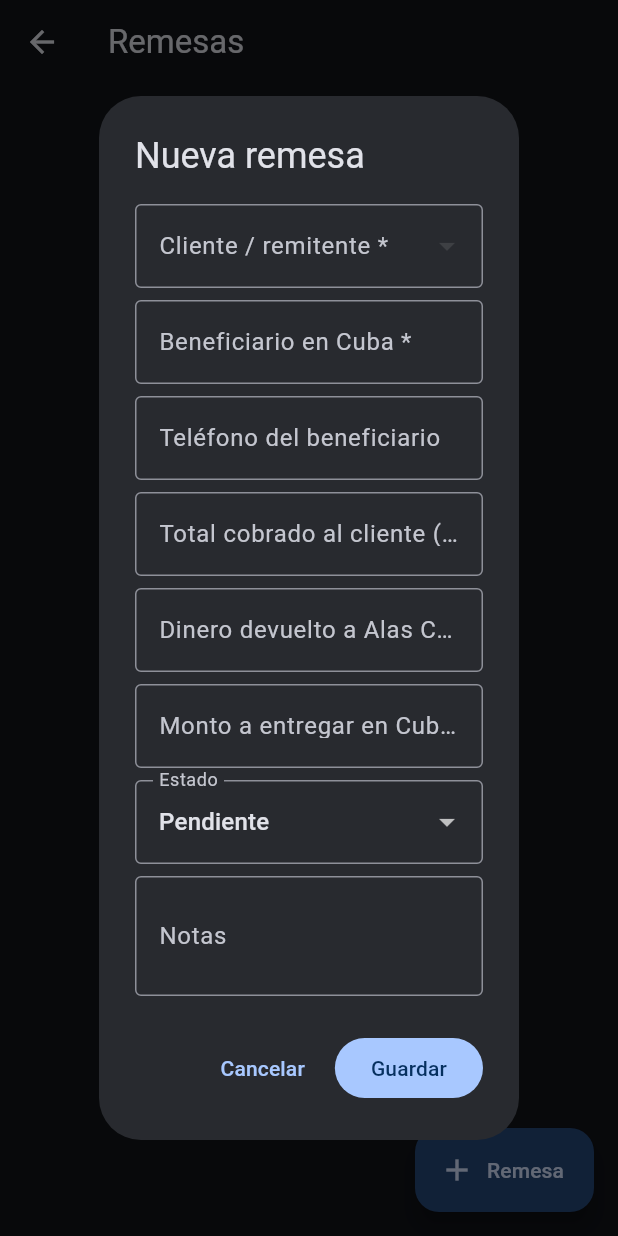
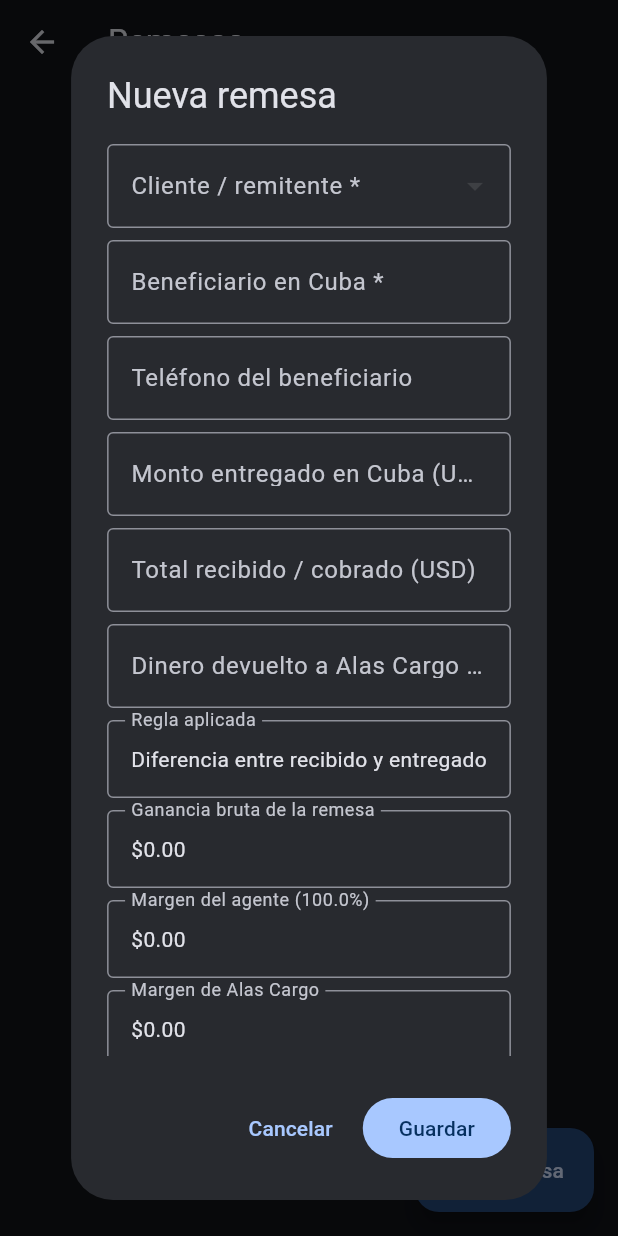
Before and after one commit to angeljo0801/Negocio, a Flutter app: the RemittancesPage screen opened directly, after a tap on "Remesa", on a phone screen of 412 x 824 dp. Run offline on Flutter 3.47's test engine with Material 3 defaults, Android fonts, the light colour scheme and no system bars; our stand-ins replace cross_file, file_picker, flutter_secure_storage, image_picker, pdf, share_plus and 1 more; missing offline and left inert: google_mlkit_text_recognition, mobile_scanner; accounts and stored records are empty.

Commit message:
Configurar reparto flexible de ganancias en remesas

```diff
--- a/paqueteria_agentes/lib/main.dart
+++ b/paqueteria_agentes/lib/main.dart
@@ -46,14 +46,17 @@ class Store {
   static Future<Map<String,dynamic>> settings() async {
     final p=await SharedPreferences.getInstance();
     final raw=p.getString('agent_settings');
-    if(raw==null)return {'agentName':'','phone':'','defaultClientRate':6.0};
+    if(raw==null)return {'agentName':'','phone':'','defaultClientRate':6.0,'remittanceThreshold':100.0,'remittanceFlatFee':10.0,'remittanceAgentSharePct':100.0};
     try{
       final m=Map<String,dynamic>.from(jsonDecode(raw) as Map);
       m.putIfAbsent('agentName',()=> '');
       m.putIfAbsent('phone',()=> '');
       m.putIfAbsent('defaultClientRate',()=>6.0);
+      m.putIfAbsent('remittanceThreshold',()=>100.0);
+      m.putIfAbsent('remittanceFlatFee',()=>10.0);
+      m.putIfAbsent('remittanceAgentSharePct',()=>100.0);
       return m;
-    }catch(_){return {'agentName':'','phone':'','defaultClientRate':6.0};}
+    }catch(_){return {'agentName':'','phone':'','defaultClientRate':6.0,'remittanceThreshold':100.0,'remittanceFlatFee':10.0,'remittanceAgentSharePct':100.0};}
   }
   static Future<void> saveSettings(Map<String,dynamic> m) async {
     final p=await SharedPreferences.getInstance();
@@ -66,6 +69,9 @@ double numv(dynamic v)=>double.tryParse('${v??''}'.replaceAll(',','').replaceAll
 String money(num v)=>'\$${v.toStringAsFixed(2)}';
 String today(){final d=DateTime.now();return '${d.year}-${d.month.toString().padLeft(2,'0')}-${d.day.toString().padLeft(2,'0')}';}
 double remittanceReturned(Map<String,dynamic> e)=>numv(e['returnedToAlasCargo']??e['ownerDue']);
+double remittanceGrossProfit(Map<String,dynamic> e){if(e.containsKey('grossProfit'))return numv(e['grossProfit']);return remittanceReturned(e)-numv(e['cupAmount']);}
+double remittanceAgentMargin(Map<String,dynamic> e){if(e.containsKey('agentMargin'))return numv(e['agentMargin']);return remittanceGrossProfit(e);}
+double remittanceAlasMargin(Map<String,dynamic> e){if(e.containsKey('alasCargoMargin'))return numv(e['alasCargoMargin']);return remittanceGrossProfit(e)-remittanceAgentMargin(e);}
 List<Map<String,dynamic>> active(List<Map<String,dynamic>> r)=>r.where((e)=>e['deleted']!=true).toList();
 String clientName(List<Map<String,dynamic>> cs,String? id)=>cs.where((e)=>'${e['id']}'=='${id??''}').map((e)=>'${e['name']}').firstOrNull??'Sin cliente';
 
@@ -128,7 +134,7 @@ class _DashboardPageState extends State<DashboardPage>{
   double get balanceToOwner=>shippingOwnerDue+orderOwnerDue-remittancesLiquidated-settled;
   double get shippingMargin=>shippingClient-shippingOwnerDue;
   double get orderMargin=>orders.fold(0,(a,e)=>a+(numv(e['clientTotal'])-numv(e['storeCost'])));
-  double get remitMargin=>remittances.fold(0,(a,e)=>a+(remittanceReturned(e)-numv(e['cupAmount'])));
+  double get remitMargin=>remittances.fold(0,(a,e)=>a+remittanceAgentMargin(e));
   @override Widget build(BuildContext context){
     if(loading)return const Scaffold(body:Center(child:CircularProgressIndicator()));
     return Scaffold(
@@ -266,19 +272,31 @@ class _RemittancesPageState extends State<RemittancesPage>{
   List<Map<String,dynamic>>rows=[],clients=[];@override void initState(){super.initState();load();}
   Future<void>load()async{final r=await Future.wait([Store.list('remittances'),Store.list('clients')]);rows=active(r[0]);clients=active(r[1]);if(mounted)setState((){});}
   Future<void>edit([Map<String,dynamic>?e])async{
+    final s=await Store.settings();
+    final threshold=numv(e?['appliedThreshold']??s['remittanceThreshold'])>0?numv(e?['appliedThreshold']??s['remittanceThreshold']):100.0;
+    final flatFee=numv(e?['appliedFlatFee']??s['remittanceFlatFee']);
+    final shareRaw=numv(e?['appliedAgentSharePct']??s['remittanceAgentSharePct']);
+    final sharePct=shareRaw.clamp(0,100).toDouble();
     String? cid=e?['clientId']?.toString();final beneficiary=TextEditingController(text:'${e?['beneficiary']??''}'),phone=TextEditingController(text:'${e?['beneficiaryPhone']??''}'),clientTotal=TextEditingController(text:'${e?['clientTotal']??''}'),returned=TextEditingController(text:'${e?['returnedToAlasCargo']??e?['ownerDue']??''}'),cup=TextEditingController(text:'${e?['cupAmount']??''}'),notes=TextEditingController(text:'${e?['notes']??''}');String status='${e?['status']??'Pendiente'}';
+    double gross(){final delivered=numv(cup.text);if(delivered<=0)return 0;return delivered<threshold?flatFee:numv(clientTotal.text)-delivered;}
+    double agentMargin()=>gross()*sharePct/100.0;
+    double alasMargin()=>gross()-agentMargin();
     final ok=await showDialog<bool>(context:context,builder:(_)=>StatefulBuilder(builder:(context,setD)=>AlertDialog(title:Text(e==null?'Nueva remesa':'Editar remesa'),content:SingleChildScrollView(child:Column(mainAxisSize:MainAxisSize.min,children:[
       DropdownButtonFormField<String>(value:cid,decoration:const InputDecoration(labelText:'Cliente / remitente *'),items:clients.map((c)=>DropdownMenuItem(value:'${c['id']}',child:Text('${c['name']}'))).toList(),onChanged:(v)=>setD(()=>cid=v)),const SizedBox(height:8),
       TextField(controller:beneficiary,decoration:const InputDecoration(labelText:'Beneficiario en Cuba *')),const SizedBox(height:8),TextField(controller:phone,decoration:const InputDecoration(labelText:'Teléfono del beneficiario')),const SizedBox(height:8),
-      TextField(controller:clientTotal,keyboardType:const TextInputType.numberWithOptions(decimal:true),decoration:const InputDecoration(labelText:'Total cobrado al cliente (USD)')),const SizedBox(height:8),
-      TextField(controller:returned,keyboardType:const TextInputType.numberWithOptions(decimal:true),decoration:const InputDecoration(labelText:'Dinero devuelto a Alas Cargo (USD)')),const SizedBox(height:8),
-      TextField(controller:cup,keyboardType:const TextInputType.numberWithOptions(decimal:true),decoration:const InputDecoration(labelText:'Monto a entregar en Cuba (opcional)')),const SizedBox(height:8),
+      TextField(controller:cup,onChanged:(v){final delivered=numv(v);if(delivered>0&&delivered<threshold){clientTotal.text=(delivered+flatFee).toStringAsFixed(2);}setD((){});},keyboardType:const TextInputType.numberWithOptions(decimal:true),decoration:const InputDecoration(labelText:'Monto entregado en Cuba (USD)')),const SizedBox(height:8),
+      TextField(controller:clientTotal,onChanged:(_)=>setD((){}),keyboardType:const TextInputType.numberWithOptions(decimal:true),decoration:const InputDecoration(labelText:'Total recibido / cobrado (USD)')),const SizedBox(height:8),
+      TextField(controller:returned,onChanged:(_)=>setD((){}),keyboardType:const TextInputType.numberWithOptions(decimal:true),decoration:const InputDecoration(labelText:'Dinero devuelto a Alas Cargo (USD)')),const SizedBox(height:8),
+      InputDecorator(decoration:const InputDecoration(labelText:'Regla aplicada'),child:Text(numv(cup.text)>0&&numv(cup.text)<threshold?'Tarifa fija ${money(flatFee)} por debajo de ${money(threshold)}':'Diferencia entre recibido y entregado')),const SizedBox(height:8),
+      InputDecorator(decoration:const InputDecoration(labelText:'Ganancia bruta de la remesa'),child:Text(money(gross()))),const SizedBox(height:8),
+      InputDecorator(decoration:InputDecoration(labelText:'Margen del agente (${sharePct.toStringAsFixed(1)}%)'),child:Text(money(agentMargin()))),const SizedBox(height:8),
+      InputDecorator(decoration:const InputDecoration(labelText:'Margen de Alas Cargo'),child:Text(money(alasMargin()))),const SizedBox(height:8),
       DropdownButtonFormField<String>(value:status,decoration:const InputDecoration(labelText:'Estado'),items:['Pendiente','En proceso','Enviada','Entregada','Cancelada'].map((x)=>DropdownMenuItem(value:x,child:Text(x))).toList(),onChanged:(v)=>setD(()=>status=v??status)),const SizedBox(height:8),
       TextField(controller:notes,maxLines:2,decoration:const InputDecoration(labelText:'Notas')),
     ])),actions:[TextButton(onPressed:()=>Navigator.pop(context,false),child:const Text('Cancelar')),FilledButton(onPressed:()=>Navigator.pop(context,true),child:const Text('Guardar'))])));
-    if(ok==true&&cid!=null&&beneficiary.text.trim().isNotEmpty){final all=await Store.list('remittances');final item={'id':e?['id']??newId(),'clientId':cid,'beneficiary':beneficiary.text.trim(),'beneficiaryPhone':phone.text.trim(),'clientTotal':numv(clientTotal.text),'returnedToAlasCargo':numv(returned.text),'ownerDue':numv(returned.text),'cupAmount':numv(cup.text),'status':status,'notes':notes.text.trim(),'date':e?['date']??today(),'deleted':false};final i=all.indexWhere((x)=>x['id']==item['id']);if(i>=0)all[i]={...all[i],...item};else all.add(item);await Store.save('remittances',all);load();}
+    if(ok==true&&cid!=null&&beneficiary.text.trim().isNotEmpty){final all=await Store.list('remittances');final item={'id':e?['id']??newId(),'clientId':cid,'beneficiary':beneficiary.text.trim(),'beneficiaryPhone':phone.text.trim(),'clientTotal':numv(clientTotal.text),'returnedToAlasCargo':numv(returned.text),'ownerDue':numv(returned.text),'cupAmount':numv(cup.text),'grossProfit':gross(),'agentMargin':agentMargin(),'alasCargoMargin':alasMargin(),'appliedThreshold':threshold,'appliedFlatFee':flatFee,'appliedAgentSharePct':sharePct,'pricingRule':numv(cup.text)>0&&numv(cup.text)<threshold?'flat':'difference','status':status,'notes':notes.text.trim(),'date':e?['date']??today(),'deleted':false};final i=all.indexWhere((x)=>x['id']==item['id']);if(i>=0)all[i]={...all[i],...item};else all.add(item);await Store.save('remittances',all);load();}
   }
-  @override Widget build(BuildContext context)=>Scaffold(appBar:AppBar(title:const Text('Remesas')),body:rows.isEmpty?const Center(child:Text('No hay remesas.')):ListView.builder(itemCount:rows.length,itemBuilder:(_,i){final e=rows[i];return ListTile(leading:const Icon(Icons.send),title:Text('${clientName(clients,'${e['clientId']}')} → ${e['beneficiary']}'),subtitle:Text('Cliente: ${money(numv(e['clientTotal']))} · Devuelto: ${money(remittanceReturned(e))}\n${e['status']}'),isThreeLine:true,onTap:()=>edit(e),trailing:IconButton(icon:const Icon(Icons.delete_outline),onPressed:()async{if(await confirmDelete(context)){await softDelete('remittances','${e['id']}');load();}}));}),floatingActionButton:FloatingActionButton.extended(onPressed:()=>edit(),icon:const Icon(Icons.add),label:const Text('Remesa')));
+  @override Widget build(BuildContext context)=>Scaffold(appBar:AppBar(title:const Text('Remesas')),body:rows.isEmpty?const Center(child:Text('No hay remesas.')):ListView.builder(itemCount:rows.length,itemBuilder:(_,i){final e=rows[i];return ListTile(leading:const Icon(Icons.send),title:Text('${clientName(clients,'${e['clientId']}')} → ${e['beneficiary']}'),subtitle:Text('Recibido: ${money(numv(e['clientTotal']))} · Cuba: ${money(numv(e['cupAmount']))}\nMargen agente: ${money(remittanceAgentMargin(e))} · ${e['status']}'),isThreeLine:true,onTap:()=>edit(e),trailing:IconButton(icon:const Icon(Icons.delete_outline),onPressed:()async{if(await confirmDelete(context)){await softDelete('remittances','${e['id']}');load();}}));}),floatingActionButton:FloatingActionButton.extended(onPressed:()=>edit(),icon:const Icon(Icons.add),label:const Text('Remesa')));
 }
 
 class SettlementsPage extends StatefulWidget{const SettlementsPage({super.key});@override State<SettlementsPage> createState()=>_SettlementsPageState();}
@@ -293,21 +311,21 @@ class _ReportPageState extends State<ReportPage>{
   bool busy=false;
   Future<Map<String,dynamic>>data()async{
     final r=await Future.wait([Store.settings(),Store.list('clients'),Store.list('orders'),Store.list('packages'),Store.list('remittances'),Store.list('settlements')]);
-    final orders=active(r[2] as List<Map<String,dynamic>>).map((e)=>{...e,'ownerDue':numv(e['storeCost'])}).toList();final remittances=active(r[4] as List<Map<String,dynamic>>).map((e)=>{...e,'returnedToAlasCargo':remittanceReturned(e),'ownerDue':remittanceReturned(e)}).toList();return {'settings':r[0],'clients':active(r[1] as List<Map<String,dynamic>>),'orders':orders,'packages':active(r[3] as List<Map<String,dynamic>>),'remittances':remittances,'settlements':active(r[5] as List<Map<String,dynamic>>),'generatedAt':DateTime.now().toIso8601String(),'schema':'alas-cargo-agent-v3'};
+    final orders=active(r[2] as List<Map<String,dynamic>>).map((e)=>{...e,'ownerDue':numv(e['storeCost'])}).toList();final remittances=active(r[4] as List<Map<String,dynamic>>).map((e)=>{...e,'returnedToAlasCargo':remittanceReturned(e),'ownerDue':remittanceReturned(e)}).toList();return {'settings':r[0],'clients':active(r[1] as List<Map<String,dynamic>>),'orders':orders,'packages':active(r[3] as List<Map<String,dynamic>>),'remittances':remittances,'settlements':active(r[5] as List<Map<String,dynamic>>),'generatedAt':DateTime.now().toIso8601String(),'schema':'alas-cargo-agent-v4'};
   }
   Future<void>shareReport()async{
     setState(()=>busy=true);try{
       final d=await data(),s=d['settings'] as Map<String,dynamic>,packages=d['packages'] as List<Map<String,dynamic>>,orders=d['orders'] as List<Map<String,dynamic>>,rem=d['remittances'] as List<Map<String,dynamic>>,sett=d['settlements'] as List<Map<String,dynamic>>,clients=d['clients'] as List<Map<String,dynamic>>;
-      final ship=packages.fold<double>(0,(a,e)=>a+numv(e['weightLb'])*alasCargoRatePerLb),ord=orders.fold<double>(0,(a,e)=>a+numv(e['storeCost'])),rr=rem.fold<double>(0,(a,e)=>a+remittanceReturned(e)),paid=sett.fold<double>(0,(a,e)=>a+numv(e['amount'])),remMargin=rem.fold<double>(0,(a,e)=>a+remittanceReturned(e)-numv(e['cupAmount']));
+      final ship=packages.fold<double>(0,(a,e)=>a+numv(e['weightLb'])*alasCargoRatePerLb),ord=orders.fold<double>(0,(a,e)=>a+numv(e['storeCost'])),rr=rem.fold<double>(0,(a,e)=>a+remittanceReturned(e)),paid=sett.fold<double>(0,(a,e)=>a+numv(e['amount'])),remGross=rem.fold<double>(0,(a,e)=>a+remittanceGrossProfit(e)),remAgent=rem.fold<double>(0,(a,e)=>a+remittanceAgentMargin(e)),remAlas=rem.fold<double>(0,(a,e)=>a+remittanceAlasMargin(e));
       final pdf=pw.Document();pdf.addPage(pw.MultiPage(pageFormat:PdfPageFormat.letter,build:(_)=>[
         pw.Text('ALAS CARGO - REPORTE DE AGENTE',style:pw.TextStyle(fontSize:20,fontWeight:pw.FontWeight.bold)),
         pw.SizedBox(height:8),pw.Text('Agente: ${s['agentName']}'),pw.Text('Telefono: ${s['phone']}'),pw.Text('Fecha: ${today()}'),
         pw.SizedBox(height:12),pw.Text('RESUMEN',style:pw.TextStyle(fontWeight:pw.FontWeight.bold)),pw.Text('Clientes: ${clients.length}'),pw.Text('Pedidos: ${orders.length}'),pw.Text('Paquetes: ${packages.length}'),pw.Text('Remesas: ${rem.length}'),
-        pw.SizedBox(height:8),pw.Text('Libras a liquidar: ${money(ship)}'),pw.Text('Pedidos a liquidar: ${money(ord)}'),pw.Text('Remesas liquidadas: ${money(rr)}'),pw.Text('Margen por remesas: ${money(remMargin)}'),pw.Text('Pagado: ${money(paid)}'),pw.Text('SALDO CON ALAS CARGO: ${money(ship+ord-rr-paid)}',style:pw.TextStyle(fontWeight:pw.FontWeight.bold)),
+        pw.SizedBox(height:8),pw.Text('Libras a liquidar: ${money(ship)}'),pw.Text('Pedidos a liquidar: ${money(ord)}'),pw.Text('Remesas liquidadas: ${money(rr)}'),pw.Text('Ganancia bruta remesas: ${money(remGross)}'),pw.Text('Margen agente remesas: ${money(remAgent)}'),pw.Text('Margen Alas Cargo remesas: ${money(remAlas)}'),pw.Text('Pagado: ${money(paid)}'),pw.Text('SALDO CON ALAS CARGO: ${money(ship+ord-rr-paid)}',style:pw.TextStyle(fontWeight:pw.FontWeight.bold)),
         pw.SizedBox(height:14),pw.Text('PAQUETES',style:pw.TextStyle(fontWeight:pw.FontWeight.bold)),
         ...packages.map((e)=>pw.Text('${e['tracking']} · ${clientName(clients,'${e['clientId']}')} · ${numv(e['weightLb']).toStringAsFixed(1)} lb · Alas Cargo ${money(numv(e['weightLb'])*alasCargoRatePerLb)}')),
         pw.SizedBox(height:14),pw.Text('REMESAS',style:pw.TextStyle(fontWeight:pw.FontWeight.bold)),
-        ...rem.map((e)=>pw.Text('${clientName(clients,'${e['clientId']}')} → ${e['beneficiary']} · Devuelto ${money(remittanceReturned(e))} · Entregado Cuba ${money(numv(e['cupAmount']))} · Margen ${money(remittanceReturned(e)-numv(e['cupAmount']))} · ${e['status']}')),
+        ...rem.map((e)=>pw.Text('${clientName(clients,'${e['clientId']}')} → ${e['beneficiary']} · Recibido ${money(numv(e['clientTotal']))} · Cuba ${money(numv(e['cupAmount']))} · Ganancia ${money(remittanceGrossProfit(e))} · Agente ${money(remittanceAgentMargin(e))} · Alas Cargo ${money(remittanceAlasMargin(e))} · ${e['status']}')),
       ]));
       final dir=await getTemporaryDirectory(),pdfFile=File('${dir.path}/Reporte_Agente_${today()}.pdf'),jsonFile=File('${dir.path}/Reporte_Agente_${today()}.json');
       await pdfFile.writeAsBytes(await pdf.save());await jsonFile.writeAsString(const JsonEncoder.withIndent('  ').convert(d));
@@ -318,14 +336,19 @@ class _ReportPageState extends State<ReportPage>{
 
 class SettingsPage extends StatefulWidget{const SettingsPage({super.key});@override State<SettingsPage> createState()=>_SettingsPageState();}
 class _SettingsPageState extends State<SettingsPage>{
-  final name=TextEditingController(),phone=TextEditingController(),rate=TextEditingController();bool loading=true;
-  @override void initState(){super.initState();load();}Future<void>load()async{final s=await Store.settings();name.text='${s['agentName']}';phone.text='${s['phone']}';rate.text='${s['defaultClientRate']}';if(mounted)setState(()=>loading=false);}
-  Future<void>save()async{final s=await Store.settings();s['agentName']=name.text.trim();s['phone']=phone.text.trim();s['defaultClientRate']=numv(rate.text);await Store.saveSettings(s);if(mounted)ScaffoldMessenger.of(context).showSnackBar(const SnackBar(content:Text('Configuración guardada.')));}
+  final name=TextEditingController(),phone=TextEditingController(),rate=TextEditingController(),remitThreshold=TextEditingController(),remitFlatFee=TextEditingController(),remitShare=TextEditingController();bool loading=true;
+  @override void initState(){super.initState();load();}Future<void>load()async{final s=await Store.settings();name.text='${s['agentName']}';phone.text='${s['phone']}';rate.text='${s['defaultClientRate']}';remitThreshold.text='${s['remittanceThreshold']??100.0}';remitFlatFee.text='${s['remittanceFlatFee']??10.0}';remitShare.text='${s['remittanceAgentSharePct']??100.0}';if(mounted)setState(()=>loading=false);}
+  Future<void>save()async{final s=await Store.settings();s['agentName']=name.text.trim();s['phone']=phone.text.trim();s['defaultClientRate']=numv(rate.text);s['remittanceThreshold']=numv(remitThreshold.text)>0?numv(remitThreshold.text):100.0;s['remittanceFlatFee']=numv(remitFlatFee.text);s['remittanceAgentSharePct']=numv(remitShare.text).clamp(0,100).toDouble();await Store.saveSettings(s);if(mounted)ScaffoldMessenger.of(context).showSnackBar(const SnackBar(content:Text('Configuración guardada.')));}
   @override Widget build(BuildContext context){if(loading)return const Scaffold(body:Center(child:CircularProgressIndicator()));return Scaffold(appBar:AppBar(title:const Text('Perfil del agente')),body:ListView(padding:const EdgeInsets.all(16),children:[
     TextField(controller:name,decoration:const InputDecoration(labelText:'Nombre del agente')),const SizedBox(height:12),TextField(controller:phone,decoration:const InputDecoration(labelText:'Teléfono')),const SizedBox(height:12),
     TextField(controller:rate,keyboardType:const TextInputType.numberWithOptions(decimal:true),decoration:const InputDecoration(labelText:'Tarifa predeterminada que cobras a tus clientes por lb')),const SizedBox(height:12),
     InputDecorator(decoration:const InputDecoration(labelText:'Tarifa fija para Alas Cargo'),child:Text('${money(alasCargoRatePerLb)} / lb')),const SizedBox(height:8),
     const Text('La tarifa de Alas Cargo no se descuenta de tu tarifa: se calcula por separado. Si cobras más de \$5/lb, la diferencia queda como margen del agente.'),const SizedBox(height:18),
+    Text('Ajustes de remesas',style:Theme.of(context).textTheme.titleMedium?.copyWith(fontWeight:FontWeight.bold)),const SizedBox(height:10),
+    TextField(controller:remitThreshold,keyboardType:const TextInputType.numberWithOptions(decimal:true),decoration:const InputDecoration(labelText:'Límite para tarifa fija (USD)')),const SizedBox(height:10),
+    TextField(controller:remitFlatFee,keyboardType:const TextInputType.numberWithOptions(decimal:true),decoration:const InputDecoration(labelText:'Tarifa fija por debajo del límite (USD)')),const SizedBox(height:10),
+    TextField(controller:remitShare,keyboardType:const TextInputType.numberWithOptions(decimal:true),decoration:const InputDecoration(labelText:'Porcentaje de ganancia para el agente (%)')),const SizedBox(height:8),
+    const Text('Por debajo del límite se usa la tarifa fija. Desde el límite en adelante, la ganancia bruta es recibido menos entregado en Cuba. Luego esa ganancia se reparte según el porcentaje del agente.'),const SizedBox(height:18),
     FilledButton.icon(onPressed:save,icon:const Icon(Icons.save),label:const Text('Guardar')),
   ]));}
 }
```
